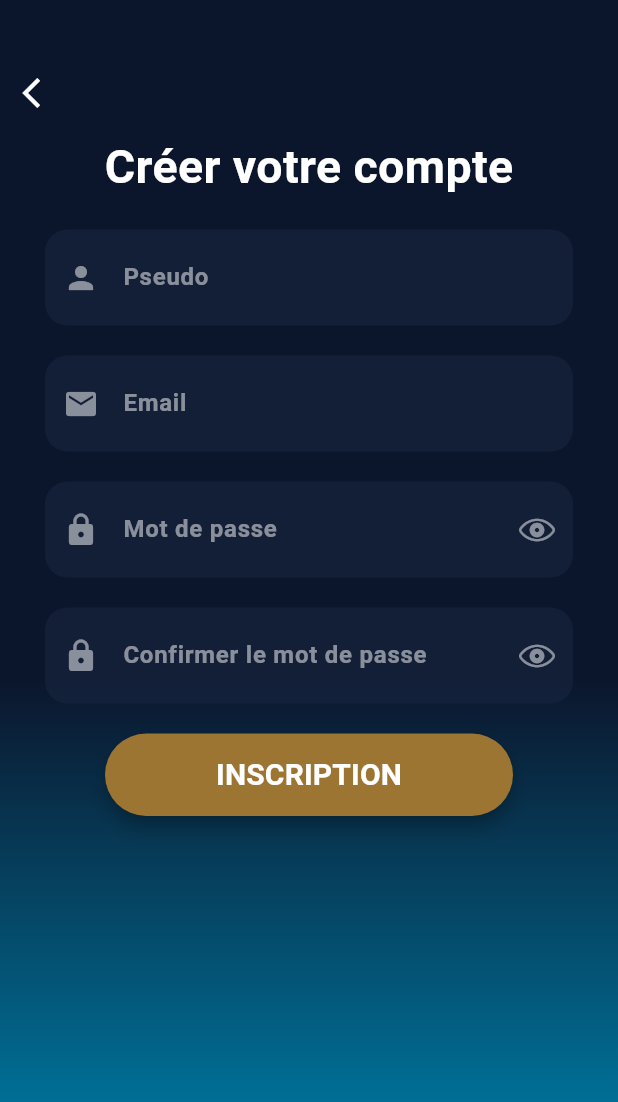
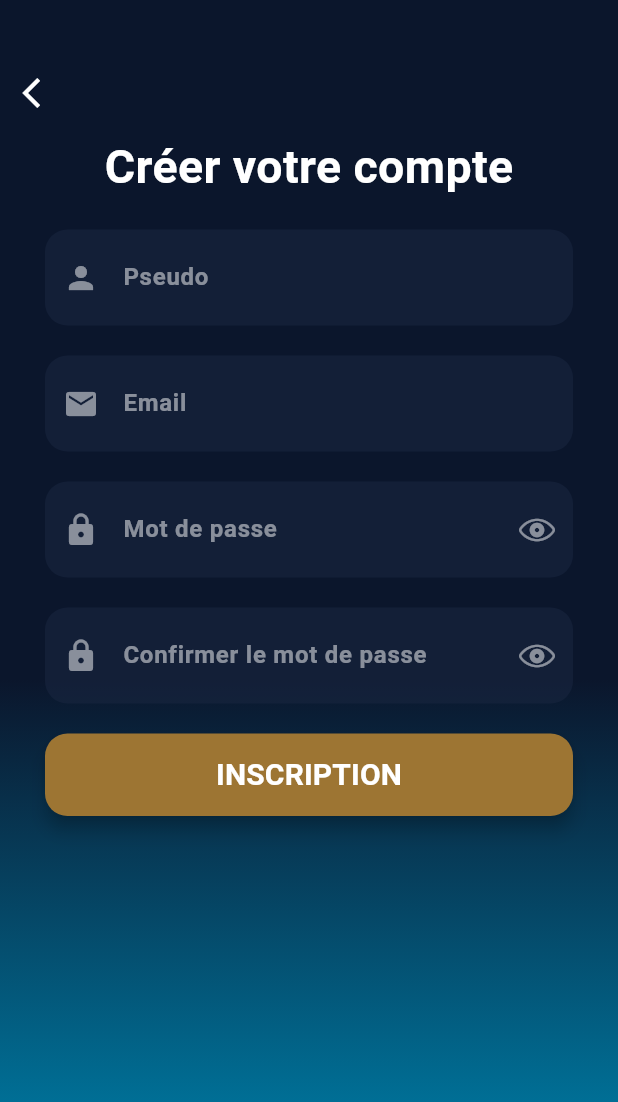
Before and after one commit to Cl3m3nt03/LAB-DAY, a Flutter app: the screen it shows after launch, after a tap on "Inscrivez-vous", on a phone screen of 412 x 824 dp. Shown: the top 1102 px of the screen. Run offline on Flutter 3.47's test engine with Material 3 defaults, Android fonts, the phone set to English and light mode, and no system bars; our stand-ins replace cloud_firestore, delightful_toast, firebase_auth, firebase_core, flutter_highlight, google_fonts and 5 more; accounts and stored records are empty; Roboto replaces fonts that are missing (Montserrat, Poppins).

Commit message:
fix textfield

```diff
--- a/lib/page/login_page.dart
+++ b/lib/page/login_page.dart
@@ -47,13 +47,16 @@ class _LoginPageState extends State <LoginPage>{
   }
 
   Widget _submitButton(){
-    return Padding(padding: const EdgeInsets.symmetric(horizontal: 40),
+    return Padding(padding: const EdgeInsets.symmetric(horizontal: 0),
     child:TextButton(
     style: TextButton.styleFrom(
+      shape: RoundedRectangleBorder(borderRadius: BorderRadius.circular(15)),
       shadowColor: Colors.black,
       elevation: 5,
       minimumSize: const Size(double.infinity, 55),
+
       backgroundColor: Color.fromARGB(249, 161, 119, 51),
+
     ),
     onPressed:  signInWithEmailAndPassword,
     child: Text( 'CONNEXION' ,style: TextStyle(color: Colors.white, fontWeight: FontWeight.bold ,fontSize: 20,fontFamily: 'Monsterrat'),
@@ -109,41 +112,16 @@ class _LoginPageState extends State <LoginPage>{
 
 
       Widget _moreConnexionButton(){
-  return Row(
+  return Padding(padding: const EdgeInsets.symmetric(horizontal: 0),
+    child : Row(
   children: [
-    Expanded(
-      child: TextButton(
-        onPressed: () {},
-        style: TextButton.styleFrom(
-          shadowColor: Colors.black,
-          elevation: 5,
-          backgroundColor: const Color.fromRGBO(21, 49, 104, 1),
-          padding: const EdgeInsets.symmetric(vertical: 15),
-        ),
-        child: Row(
-          mainAxisAlignment: MainAxisAlignment.center,
-          children: [
-            const Icon(Icons.facebook, color: Colors.white,size: 25,),
-            const SizedBox(width: 10),
-            const Text(
-              'FACEBOOK',
-              style: TextStyle(
-                color: Colors.white,
-                fontWeight: FontWeight.bold,
-                fontSize: 16,
-              ),
-            ),
-          ],
-        ),
-      ),
-    ),
-      const SizedBox(width: 10),
     Expanded(
       child: TextButton(
         onPressed: () {
           Auth().signInWithGoogle(context);
         },
         style: TextButton.styleFrom(
+          shape: RoundedRectangleBorder(borderRadius: BorderRadius.circular(15)),
           shadowColor: Colors.black,
           elevation: 5,
           backgroundColor: const Color.fromRGBO(166, 32, 54, 1),
@@ -170,6 +148,7 @@ class _LoginPageState extends State <LoginPage>{
       ),
     ),
   ],
+),
 );
 }
 
--- a/lib/page/profile_page.dart
+++ b/lib/page/profile_page.dart
@@ -21,7 +21,6 @@ class ProfilePage extends StatelessWidget {
                 stops: [0.2, 0.9],
                 begin: Alignment.topCenter,
                 end: Alignment.center,
-
                 ),
                 ),
               child:  SingleChildScrollView(
--- a/lib/page/register_page.dart
+++ b/lib/page/register_page.dart
@@ -1,17 +1,10 @@
 import 'package:cloud_firestore/cloud_firestore.dart';
 import 'package:firebase_auth/firebase_auth.dart';
 import 'package:flutter/material.dart';
-import 'package:flutter_keyboard_visibility/flutter_keyboard_visibility.dart';
 import 'package:makeitcode/widget/toastMessage.dart';
 import 'package:scroll_to_index/scroll_to_index.dart';
 import 'package:makeitcode/auth.dart';
 import 'package:makeitcode/widget/textField.dart';
-import 'package:delightful_toast/delight_toast.dart';
-import 'package:delightful_toast/toast/components/toast_card.dart';
-import 'package:delightful_toast/toast/utils/enums.dart';
-import 'package:makeitcode/widget/toastMessage.dart';
-
-
 
 class RegisterPage extends StatefulWidget {
   const RegisterPage({super.key});
@@ -33,14 +26,7 @@ class _RegisterPageState extends State<RegisterPage> {
   final TextEditingController pseudoController = TextEditingController();
   final AutoScrollController _scrollController = AutoScrollController();
 
-
-
   final ToastMessage toast = ToastMessage();
-
-  final FocusNode pseudoFocusNode = FocusNode();
-  final FocusNode emailFocusNode = FocusNode();
-  final FocusNode passwordFocusNode = FocusNode();
-  final FocusNode confirmPasswordFocusNode = FocusNode();
 
   @override
   void dispose() {
@@ -48,10 +34,6 @@ class _RegisterPageState extends State<RegisterPage> {
     emailController.dispose();
     passwordController.dispose();
     confirmPasswordController.dispose();
-    pseudoFocusNode.dispose();
-    emailFocusNode.dispose();
-    passwordFocusNode.dispose();
-    confirmPasswordFocusNode.dispose();
     super.dispose();
   }
 
@@ -88,7 +70,7 @@ class _RegisterPageState extends State<RegisterPage> {
 
   Future<void> createUserWithEmailAndPassword() async {
     if (!_validateFields()) {
-      toast.showToast(context,errormessage ?? 'Erreur inconnue', isError: true);
+      toast.showToast(context, errormessage ?? 'Erreur inconnue', isError: true);
       return;
     }
 
@@ -112,16 +94,13 @@ class _RegisterPageState extends State<RegisterPage> {
         username: pseudoController.text,
       );
 
-
-
-
-      toast.showToast(context,'Compte créé avec succès');
+      toast.showToast(context, 'Compte créé avec succès');
       _resetFields();
       Navigator.pop(context);
     } on FirebaseAuthException catch (e) {
-      toast.showToast(context,'Erreur : ${e.message}', isError: true);
+      toast.showToast(context, 'Erreur : ${e.message}', isError: true);
     } catch (e) {
-      toast.showToast(context,'Une erreur est survenue : $e', isError: true);
+      toast.showToast(context, 'Une erreur est survenue : $e', isError: true);
     } finally {
       setState(() {
         isLoading = false;
@@ -136,16 +115,16 @@ class _RegisterPageState extends State<RegisterPage> {
     confirmPasswordController.clear();
   }
 
-
   Widget _submitButton() {
     return Padding(
-      padding: const EdgeInsets.symmetric(horizontal: 40),
+      padding: const EdgeInsets.symmetric(horizontal: 0),
       child: TextButton(
         style: TextButton.styleFrom(
+          shape: RoundedRectangleBorder(borderRadius: BorderRadius.circular(15)),
           shadowColor: Colors.black,
           elevation: 5,
           minimumSize: const Size(double.infinity, 55),
-          backgroundColor: Color.fromARGB(249, 161, 119, 51),
+          backgroundColor: const Color.fromARGB(249, 161, 119, 51),
         ),
         onPressed: () async {
           await createUserWithEmailAndPassword();
@@ -190,8 +169,10 @@ class _RegisterPageState extends State<RegisterPage> {
   @override
   Widget build(BuildContext context) {
     return Scaffold(
-      resizeToAvoidBottomInset: false,
-      body: Stack(
+      resizeToAvoidBottomInset: true,
+      body: GestureDetector(
+        onTap: () => FocusScope.of(context).unfocus(),
+        child: Stack(
           children: [
             Container(
               height: MediaQuery.of(context).size.height,
@@ -204,14 +185,11 @@ class _RegisterPageState extends State<RegisterPage> {
                 ),
               ),
             ),
-          KeyboardVisibilityBuilder(
-            builder: (context, isKeyboardVisible) {
-              return SingleChildScrollView(
+            SingleChildScrollView(
               controller: _scrollController,
               padding: EdgeInsets.only(
-                  bottom: isKeyboardVisible ? MediaQuery.of(context).viewInsets.bottom : 0,
+                bottom: MediaQuery.of(context).viewInsets.bottom,
               ),
-                child: Center(
               child: Column(
                 children: [
                   const SizedBox(height: 50),
@@ -269,15 +247,13 @@ class _RegisterPageState extends State<RegisterPage> {
                 ],
               ),
             ),
-              );
-            },
-          ),
             if (isLoading)
               const Center(
                 child: CircularProgressIndicator(),
               ),
           ],
         ),
+      ),
     );
   }
 }
```
Also changed, not shown: lib/page/password_forgotten_page.dart (+9 -7 lines). Lines whose indentation alone changed are shown as unchanged.
